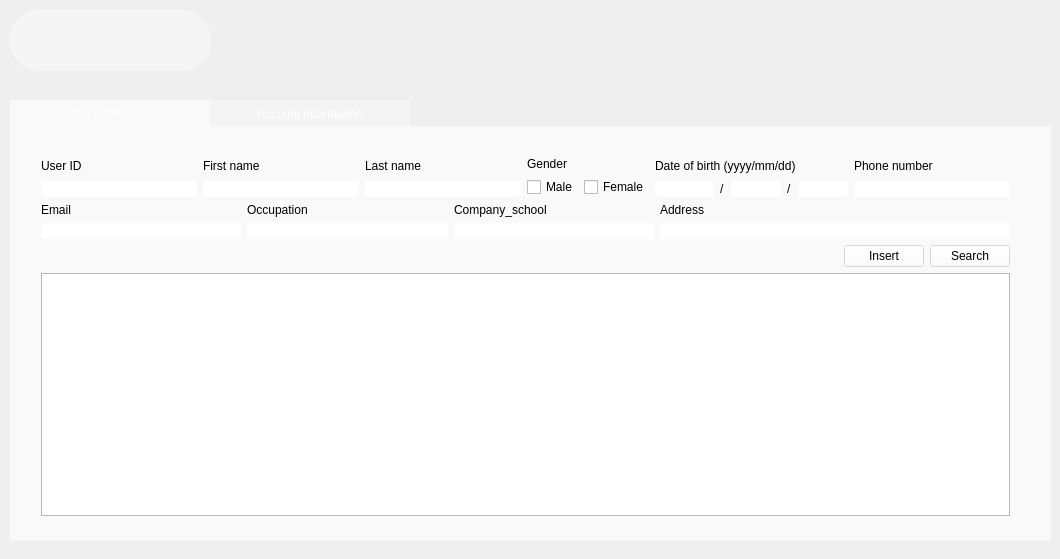
Old version of the form Administrator.ui in the repository DevilTitan/DevilTitan-LIBPRO-64.
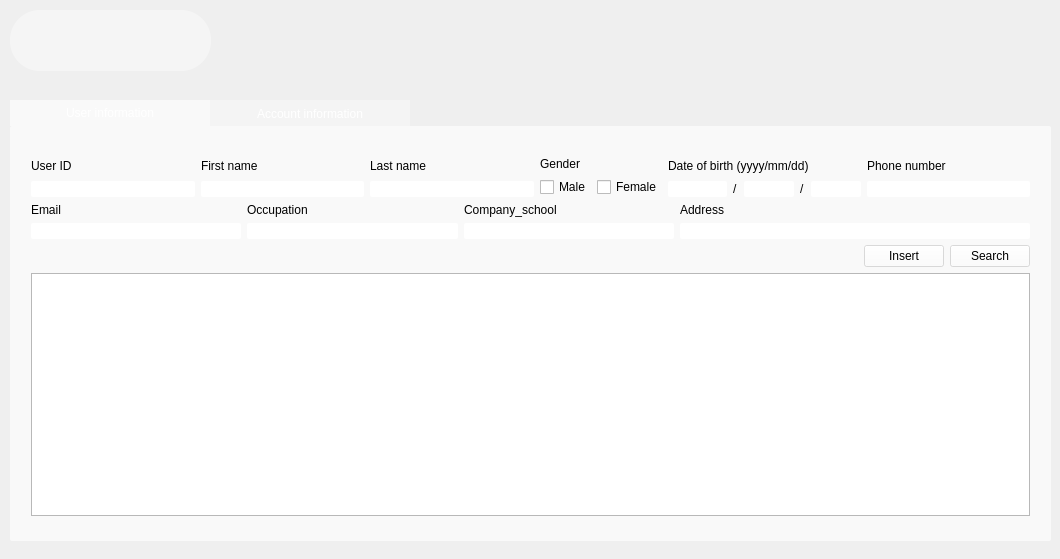
New version of the form. The open tabs and pages were chosen to show the change. Icons and pictures are not drawn.

Diff of the .ui file:
```diff
--- a/Administrator.ui
+++ b/Administrator.ui
@@ -81,9 +81,9 @@
     <widget class="QWidget" name="layoutWidget">
      <property name="geometry">
       <rect>
-       <x>20</x>
+       <x>10</x>
        <y>20</y>
-       <width>991</width>
+       <width>1021</width>
        <height>381</height>
       </rect>
      </property>
```
Left out of the diff: 6 changed lines with no effect on the pictures.
